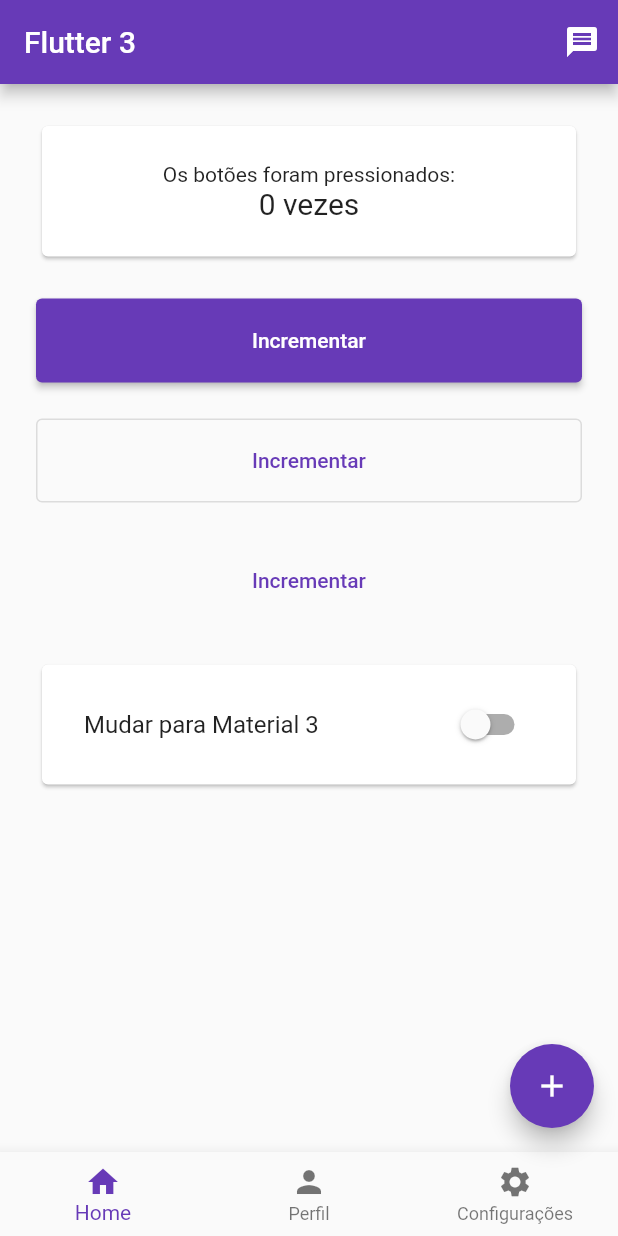
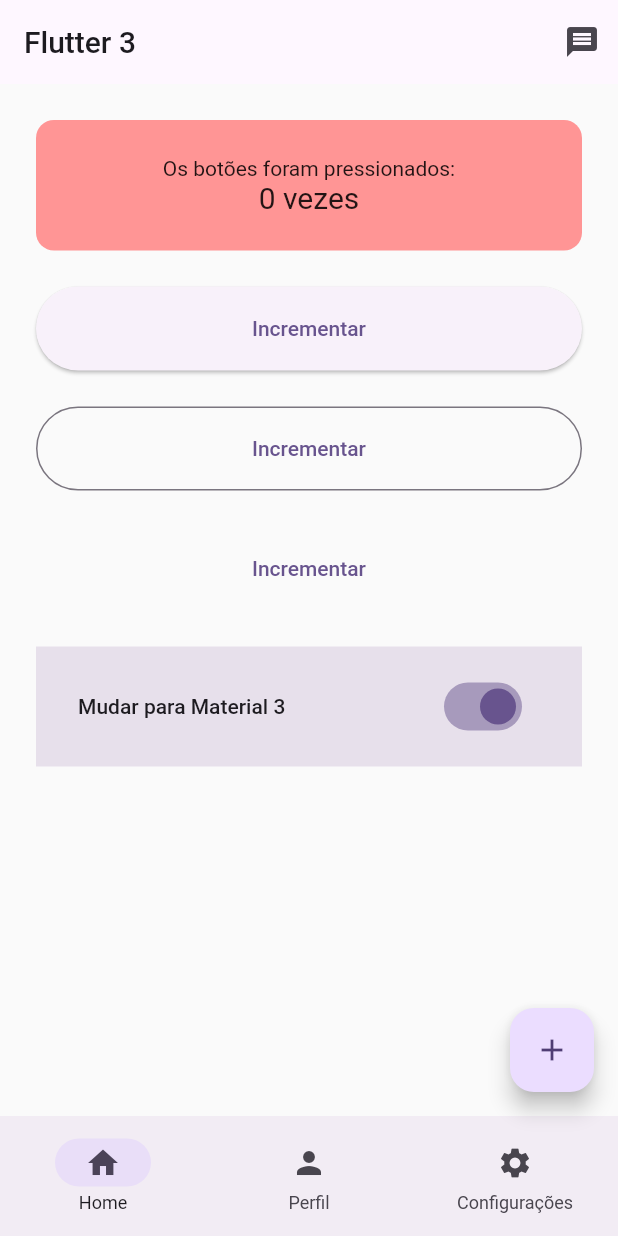
Before and after one commit to drantunes/flutter_v3, a Flutter app: the screen it shows after launch, on a phone screen of 412 x 824 dp. Run offline on Flutter 3.47's test engine with Material 2 defaults, Android fonts, the phone set to English and light mode, and no system bars.

Commit message:
theme extension

```diff
--- a/lib/main.dart
+++ b/lib/main.dart
@@ -4,10 +4,36 @@ void main() {
   runApp(MyApp());
 }
 
+class TemaCustom extends ThemeExtension<TemaCustom> {
+  final Color? cor;
+  final BoxDecoration? decoration;
+
+  TemaCustom({required this.cor, required this.decoration});
+
+  @override
+  TemaCustom copyWith({Color? cor, BoxDecoration? decoration}) {
+    return TemaCustom(
+      cor: cor ?? this.cor,
+      decoration: decoration ?? this.decoration,
+    );
+  }
+
+  @override
+  TemaCustom lerp(ThemeExtension<TemaCustom>? other, double t) {
+    if (other is! TemaCustom) {
+      return this;
+    }
+    return TemaCustom(
+      cor: Color.lerp(cor, other.cor, t),
+      decoration: BoxDecoration.lerp(decoration, other.decoration, t),
+    );
+  }
+}
+
 class MyApp extends StatelessWidget {
   MyApp({Key? key}) : super(key: key);
 
-  final ValueNotifier<bool> materialNotifier = ValueNotifier(false);
+  final ValueNotifier<bool> materialNotifier = ValueNotifier(true);
   final MaterialColor colorSeed = Colors.deepPurple;
 
   @override
@@ -18,10 +44,19 @@ class MyApp extends StatelessWidget {
         return MaterialApp(
           title: 'Flutter 3',
           debugShowCheckedModeBanner: false,
-          theme: ThemeData(
+          theme: ThemeData.light().copyWith(
             useMaterial3: material3,
             colorScheme: material3 ? ColorScheme.fromSeed(seedColor: colorSeed) : null,
-            primarySwatch: !material3 ? colorSeed : null,
+            primaryColor: !material3 ? colorSeed : null,
+            extensions: <ThemeExtension<dynamic>>[
+              TemaCustom(
+                cor: const Color.fromARGB(34, 109, 57, 141),
+                decoration: const BoxDecoration(
+                  borderRadius: BorderRadius.all(Radius.circular(12)),
+                  color: Color.fromARGB(239, 255, 142, 142),
+                ),
+              ),
+            ],
           ),
           home: MyHomePage(title: 'Flutter 3', material3: materialNotifier),
         );
@@ -78,6 +113,7 @@ class _MyHomePageState extends State<MyHomePage> {
 
   @override
   Widget build(BuildContext context) {
+    final TemaCustom tema = Theme.of(context).extension<TemaCustom>()!;
     return Scaffold(
       appBar: AppBar(
         title: Text(widget.title),
@@ -87,7 +123,8 @@ class _MyHomePageState extends State<MyHomePage> {
         padding: const EdgeInsets.all(24.0),
         child: ListView(
           children: <Widget>[
-            Card(
+            Container(
+              decoration: tema.decoration,
               child: Padding(
                 padding: const EdgeInsets.all(24.0),
                 child: Center(
@@ -133,7 +170,8 @@ class _MyHomePageState extends State<MyHomePage> {
               ),
             ),
             const SizedBox(height: 24),
-            Card(
+            Container(
+              color: tema.cor,
               child: Padding(
                 padding: const EdgeInsets.all(12.0),
                 child: ListTile(
```
